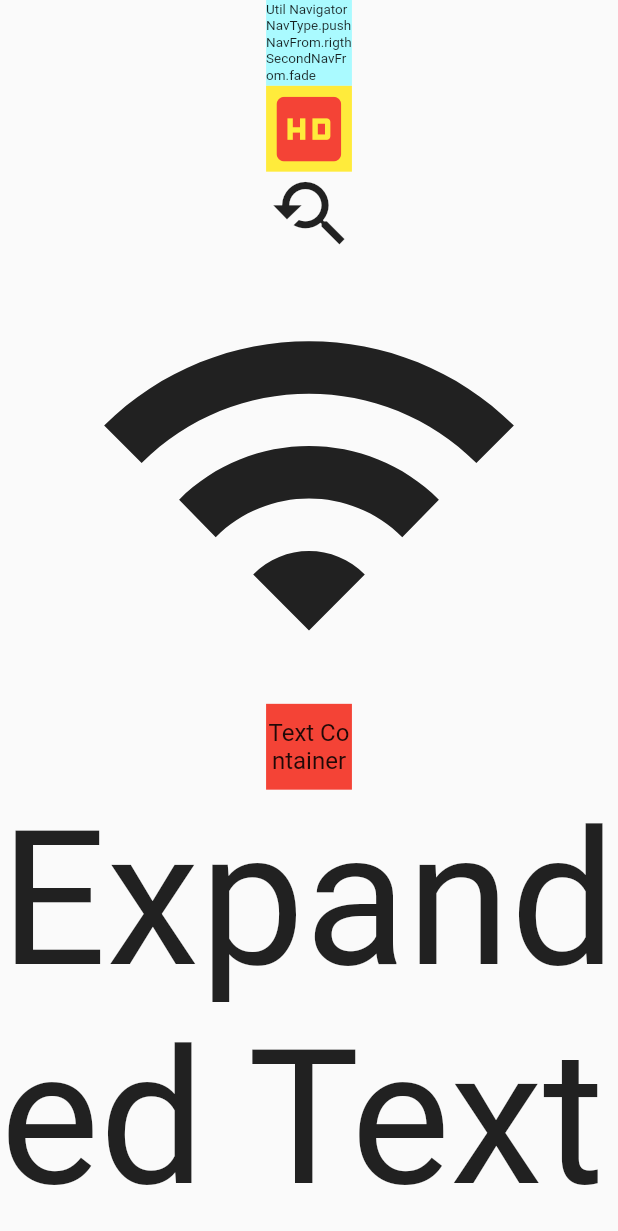
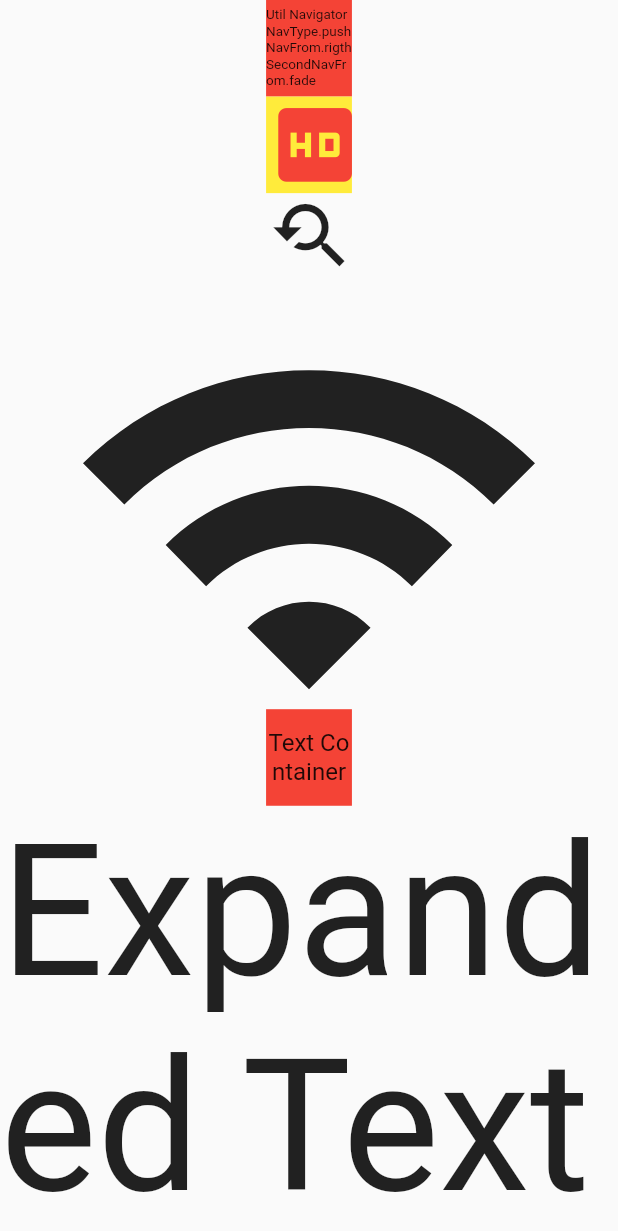
Before and after one commit to thize/simple_code, a Flutter app: the screen it shows after launch, on a phone screen of 412 x 824 dp. Shown: the top 1231 px of the screen. Run offline on Flutter 3.47's test engine with Material 2 defaults, Android fonts, the light colour scheme and no system bars.

Commit message:
update 2.0

```diff
--- a/example/lib/main.dart
+++ b/example/lib/main.dart
@@ -15,36 +15,35 @@ class Home extends StatelessWidget {
 class Page1 extends StatelessWidget {
   @override
   Widget build(BuildContext context) {
-    SimpleCode util = new SimpleCode(
-        context: context, heigthEmulator: 640, widthEmulator: 360);
+	setSc(context);
     return new Scaffold(
         body: Center(
       child: new Column(
         mainAxisAlignment: MainAxisAlignment.center,
         children: <Widget>[
-          navigator(util),
-          responsiveContainerWithExpandedIcon(util),
-          responsiveIcon(util),
-          expandedIcon(util),
-          responsiveContainerWithExpandedText(util),
-          expandedText(util),
+          mynavigator(),
+          responsiveContainerWithExpandedIcon(),
+          responsiveIcon(),
+          myexpandedIcon(),
+          responsiveContainerWithExpandedText(),
+          myexpandedText(),
         ],
       ),
     ));
   }
 
-  InkWell navigator(SimpleCode util) {
+  InkWell mynavigator() {
     return InkWell(
       child: Container(
-        height: util.size(50.0),
-        width: util.size(50.0),
+        height: hsz(50.0),
+        width: wsz(50.0),
         alignment: Alignment.center,
-        color: util.color("#aafaff"),
-        child: util.expandedText(new Text(
+        color: Colors.red,
+        child: expandedText(new Text(
             "Util Navigator\nNavType.push\nNavFrom.rigth\nSecondNavFrom.fade")),
       ),
       onTap: () {
-        util.navigator(
+        navigator(
           duration: Duration(milliseconds: 800),
           page: new Page2(),
           navFrom: NavFrom.rigth,
@@ -56,16 +55,16 @@ class Page1 extends StatelessWidget {
     );
   }
 
-  Expanded expandedText(SimpleCode responsive) =>
-      Expanded(child: responsive.expandedText(new Text("Expanded Text")));
+  Expanded myexpandedText() =>
+      Expanded(child: expandedText(new Text("Expanded Text")));
 
-  Container responsiveContainerWithExpandedText(SimpleCode responsive) {
+  Container responsiveContainerWithExpandedText() {
     return Container(
-      height: responsive.size(50.0),
-      width: responsive.size(50.0),
+      height: hsz(50.0),
+      width: wsz(50.0),
       color: Colors.red,
       alignment: Alignment.center,
-      child: responsive.expandedText(new Text(
+      child: expandedText(new Text(
         "Text Container",
         maxLines: 2,
         textAlign: TextAlign.center,
@@ -73,18 +72,18 @@ class Page1 extends StatelessWidget {
     );
   }
 
-  expandedIcon(SimpleCode responsive) =>
-      new Expanded(child: responsive.expandedIcon(new Icon(Icons.wifi)));
+  myexpandedIcon() =>
+      new Expanded(child: expandedIcon(new Icon(Icons.wifi)));
 
-  Icon responsiveIcon(SimpleCode responsive) =>
-      new Icon(Icons.youtube_searched_for, size: responsive.size(50.0));
+  Icon responsiveIcon() =>
+      new Icon(Icons.youtube_searched_for, size: sz(50.0));
 
-  Container responsiveContainerWithExpandedIcon(SimpleCode responsive) {
+  Container responsiveContainerWithExpandedIcon() {
     return new Container(
       color: Colors.yellow,
-      height: responsive.size(50.0),
-      width: responsive.size(50.0),
-      child: responsive.expandedIcon(new Icon(Icons.hd, color: Colors.red)),
+      height: hsz(50.0),
+      width: wsz(50.0),
+      child: expandedIcon(new Icon(Icons.hd, color: Colors.red)),
     );
   }
 }
@@ -92,14 +91,14 @@ class Page1 extends StatelessWidget {
 class Page2 extends StatelessWidget {
   @override
   Widget build(BuildContext context) {
-    SimpleCode util = new SimpleCode(context: context);
+    setSc(context);
     return Scaffold(
       backgroundColor: Colors.red,
       body: new Center(
         child: new FlatButton(
           child: new Text("pop"),
           onPressed: () {
-            util.navigator(navType: NavType.pop);
+            navigator(navType: NavType.pop);
           },
         ),
       ),
--- a/lib/autoSizeText/auto_size_text.dart
+++ b/lib/autoSizeText/auto_size_text.dart
@@ -5,12 +5,12 @@ part of simple_code;
 /// All size constraints as well as maxLines are taken into account. If the text
 /// overflows anyway, you should check if the parent widget actually constraints
 /// the size of this widget.
-class AutoSizeText extends StatefulWidget {
-  /// Creates a [AutoSizeText] widget.
+class _AutoSizeText extends StatefulWidget {
+  /// Creates a [_AutoSizeText] widget.
   ///
   /// If the [style] argument is null, the text will use the style from the
   /// closest enclosing [DefaultTextStyle].
-  const AutoSizeText(
+  const _AutoSizeText(
     this.data, {
     Key key,
     this.style,
@@ -31,12 +31,12 @@ class AutoSizeText extends StatefulWidget {
     this.maxLines,
     this.semanticsLabel,
   })  : assert(data != null,
-            'A non-null String must be provided to a AutoSizeText widget.'),
+            'A non-null String must be provided to a _AutoSizeText widget.'),
         textSpan = null,
         super(key: key);
 
-  /// Creates a [AutoSizeText] widget with a [TextSpan].
-  const AutoSizeText.rich(
+  /// Creates a [_AutoSizeText] widget with a [TextSpan].
+  const _AutoSizeText.rich(
     this.textSpan, {
     Key key,
     this.style,
@@ -57,7 +57,7 @@ class AutoSizeText extends StatefulWidget {
     this.maxLines,
     this.semanticsLabel,
   })  : assert(textSpan != null,
-            'A non-null TextSpan must be provided to a AutoSizeText.rich widget.'),
+            'A non-null TextSpan must be provided to a _AutoSizeText.rich widget.'),
         data = null,
         super(key: key);
 
@@ -119,11 +119,11 @@ class AutoSizeText extends StatefulWidget {
   /// **Important:** PresetFontSizes have to be in descending order.
   final List<double> presetFontSizes;
 
-  /// Synchronizes the size of multiple [AutoSizeText]s.
+  /// Synchronizes the size of multiple [_AutoSizeText]s.
   ///
-  /// If you want multiple [AutoSizeText]s to have the same text size, give all
+  /// If you want multiple [_AutoSizeText]s to have the same text size, give all
   /// of them the same [AutoSizeGroup] instance. All of them will have the
-  /// size of the smallest [AutoSizeText]
+  /// size of the smallest [_AutoSizeText]
   final AutoSizeGroup group;
 
   /// How the text should be aligned horizontally.
@@ -215,7 +215,7 @@ class AutoSizeText extends StatefulWidget {
   _AutoSizeTextState createState() => _AutoSizeTextState();
 }
 
-class _AutoSizeTextState extends State<AutoSizeText> {
+class _AutoSizeTextState extends State<_AutoSizeText> {
   @override
   initState() {
     super.initState();
@@ -226,7 +226,7 @@ class _AutoSizeTextState extends State<AutoSizeText> {
   }
 
   @override
-  void didUpdateWidget(AutoSizeText oldWidget) {
+  void didUpdateWidget(_AutoSizeText oldWidget) {
     super.didUpdateWidget(oldWidget);
 
     if (oldWidget.group != widget.group) {
@@ -245,7 +245,7 @@ class _AutoSizeTextState extends State<AutoSizeText> {
         style = defaultTextStyle.style.merge(widget.style);
       }
       if (style.fontSize == null) {
-        style = style.copyWith(fontSize: AutoSizeText._defaultFontSize);
+        style = style.copyWith(fontSize: _AutoSizeText._defaultFontSize);
       }
 
       var maxLines = widget.maxLines ?? defaultTextStyle.maxLines;
--- a/lib/class.dart
+++ b/lib/class.dart
@@ -1,14 +1,14 @@
 part of simple_code;
 
-class SimpleCode {
+class _SimpleCode {
   final BuildContext context;
   final double heigthEmulator;
   final double widthEmulator;
-  SimpleCode(
+  _SimpleCode(
       {@required this.context,
       this.heigthEmulator = 640.0,
       this.widthEmulator = 360.0});
-  expandedIcon(Icon icon,
+  _expandedIcon(Icon icon,
       {double maxSize = double.maxFinite, double minSize = 2.0}) {
     return new LayoutBuilder(
       builder: (BuildContext context, BoxConstraints constraints) {
@@ -24,17 +24,13 @@ class SimpleCode {
           key: icon.key,
           semanticLabel: icon.semanticLabel,
           textDirection: icon.textDirection,
-          size: size(
-            tamanho,
-            heigthEmu: MediaQuery.of(context).size.height,
-            widthEmu: MediaQuery.of(context).size.width,
-          ),
+          size: _size(tamanho),
         );
       },
     );
   }
 
-  Widget expandedText(
+  Widget _expandedText(
     Text textWidget, {
     AutoSizeGroup group,
     double maxFontSize = double.infinity,
@@ -48,7 +44,7 @@ class SimpleCode {
     if (textWidget.style != null) {
       textStyle = textStyle.merge(textWidget.style);
     }
-    return new AutoSizeText(
+    return new _AutoSizeText(
       textWidget.data,
       overflow: textWidget.overflow,
       key: textWidget.key,
@@ -71,20 +67,17 @@ class SimpleCode {
     );
   }
 
-  size(
-    double size, {
-    double heigthEmu,
-    double widthEmu,
-  }) {
-    if (heigthEmu == null) {
-      heigthEmu = heigthEmulator;
-    }
-    if (widthEmu == null) {
-      widthEmu = widthEmulator;
-    }
+  _size(double size, {bool w = false, bool h = false}) {
     try {
-      size = min((size / heigthEmu) * MediaQuery.of(context).size.height,
-          (size / widthEmu) * MediaQuery.of(context).size.width);
+      double sw = (size / widthEmulator) * MediaQuery.of(context).size.width;
+      double sh = (size / heigthEmulator) * MediaQuery.of(context).size.height;
+      if (w) {
+        size = sw;
+      } else if (h) {
+        size = sh;
+      } else {
+        size = min(sw, sh);
+      }
     } catch (error) {
       String erro = "";
       if (size == null) {
@@ -99,10 +92,6 @@ class SimpleCode {
       throw (erro);
     }
     return size;
-  }
-
-  color(var color) {
-    return _allColors(color);
   }
 
   navigator(
@@ -123,7 +112,7 @@ class SimpleCode {
     );
   }
 
-  RoutedPage route(
+  _RoutedPage route(
       {Duration duration,
       NavFrom navFrom = NavFrom.rigth,
       NavFrom secondNavFrom,
--- a/lib/hexColor.dart
+++ /dev/null
@@ -1,58 +0,0 @@
-part of simple_code;
-
-/// `Types Accepted:`
-/// 0xffffffff
-/// "ffffff"
-/// "#ffffff"
-/// "rgb(255, 255, 255)"
-/// "rgb(255, 255, 255,1.0)"
-
-_allColors(var cor) {
-  var res;
-  Color color = Color(0xffffff);
-  try {
-    if (cor is String) {
-      if (cor.contains("rgb") || cor.contains(",")) {
-        double opacity = 1.0;
-        int virg = 0;
-        for (int i = 0; i < cor.length; i++) {
-          if (cor[i] == ",") {
-            virg++;
-          }
-        }
-        var auxCor = cor;
-        auxCor = auxCor
-            .replaceRange(
-                0, auxCor.indexOf("(") == -1 ? 0 : auxCor.indexOf("(") + 1, "")
-            .replaceAll(" ", "")
-            .replaceAll(")", "");
-
-        int r = int.parse(
-            auxCor.replaceRange(auxCor.indexOf(","), auxCor.length, ""));
-        auxCor = auxCor.replaceRange(0, auxCor.indexOf(",") + 1, "");
-        int g = int.parse(
-            auxCor.replaceRange(auxCor.indexOf(","), auxCor.length, ""));
-        auxCor = auxCor.replaceRange(0, auxCor.indexOf(",") + 1, "");
-        int b;
-        if (virg == 2) {
-          opacity = 1.0;
-          b = int.parse(auxCor);
-        } else if (virg == 3) {
-          b = int.parse(
-              auxCor.replaceRange(auxCor.indexOf(","), auxCor.length, ""));
-          auxCor = auxCor.replaceRange(0, auxCor.indexOf(",") + 1, "");
-          opacity = double.parse(auxCor);
-        }
-        color = Color.fromRGBO(r, g, b, opacity);
-        return color;
-      }
-      res = cor.replaceFirst("#", "").replaceFirst("0xff", "");
-    } else if (cor is int) {
-      res = cor.toString().replaceAll("0xff", "");
-    }
-    color = Color(int.parse("0xff$res"));
-  } catch (e) {
-    throw ("$cor color does not exist");
-  }
-  return color;
-}
--- a/lib/navigator.dart
+++ b/lib/navigator.dart
@@ -32,14 +32,14 @@ _customNavigator(
       duration = new Duration(milliseconds: 300);
     }
     if (navType == NavType.push) {
-      Navigator.of(context).push(RoutedPage(
+      Navigator.of(context).push(_RoutedPage(
           page: page,
           duration: duration,
           navFrom: navFrom,
           secondNavFrom: secondNavFrom,
           curve: curve));
     } else if (navType == NavType.pushReplacement) {
-      Navigator.of(context).pushReplacement(RoutedPage(
+      Navigator.of(context).pushReplacement(_RoutedPage(
           page: page,
           duration: duration,
           navFrom: navFrom,
@@ -51,7 +51,7 @@ _customNavigator(
   }
 }
 
-RoutedPage _animatedRoute(
+_RoutedPage _animatedRoute(
   context, {
   Widget page,
   NavFrom navFrom = NavFrom.rigth,
@@ -62,7 +62,7 @@ RoutedPage _animatedRoute(
   if (duration == null) {
     duration = new Duration(milliseconds: 200);
   }
-  return RoutedPage(
+  return _RoutedPage(
       page: page,
       duration: duration,
       navFrom: navFrom,
@@ -70,14 +70,14 @@ RoutedPage _animatedRoute(
       curve: curve);
 }
 
-class RoutedPage extends PageRouteBuilder {
+class _RoutedPage extends PageRouteBuilder {
   final Widget page;
   final Duration duration;
   final NavFrom navFrom;
   final NavFrom secondNavFrom;
   final Curve curve;
 
-  RoutedPage(
+  _RoutedPage(
       {this.page, this.duration, this.navFrom, this.secondNavFrom, this.curve})
       : super(
           pageBuilder: (
--- a/lib/simple_code.dart
+++ b/lib/simple_code.dart
@@ -2,12 +2,75 @@ library simple_code;
 
 import 'dart:async';
 import 'dart:math';
-import 'package:flutter/cupertino.dart';
 import 'package:flutter/material.dart';
-import 'package:flutter/rendering.dart';
-import 'package:flutter/widgets.dart';
 part 'autoSizeText/auto_size_text.dart';
 part 'autoSizeText/auto_size_group.dart';
-part 'hexColor.dart';
 part 'class.dart';
 part 'navigator.dart';
+
+_SimpleCode _sc;
+
+void navigator(
+    {Duration duration,
+    NavFrom navFrom = NavFrom.rigth,
+    NavFrom secondNavFrom,
+    NavType navType = NavType.push,
+    Widget page,
+    Curve curves = Curves.linear}) {
+  _sc.navigator(
+      duration: duration,
+      navFrom: navFrom,
+      secondNavFrom: secondNavFrom,
+      navType: navType,
+      page: page,
+      curves: curves);
+}
+
+BuildContext get globalContext => _sc.context;
+
+double sz(double size) {
+  return _sc._size(size);
+}
+
+double wsz(double size) {
+  return _sc._size(size, w: true);
+}
+
+double hsz(double size) {
+  return _sc._size(size, h: true);
+}
+
+Widget expandedText(
+  Text textWidget, {
+  AutoSizeGroup group,
+  double maxFontSize = double.infinity,
+  double minFontSize = 6.0,
+  Widget overflowReplacement,
+  List<double> presetFontSizes,
+  double stepGranularity = 1,
+  bool wrapWords = true,
+}) {
+  return _sc._expandedText(
+    textWidget,
+    group: group,
+    maxFontSize: maxFontSize,
+    minFontSize: minFontSize,
+    overflowReplacement: overflowReplacement,
+    presetFontSizes: presetFontSizes,
+    stepGranularity: stepGranularity,
+    wrapWords: wrapWords,
+  );
+}
+
+Widget expandedIcon(Icon icon,
+    {double maxSize = double.maxFinite, double minSize = 2.0}) {
+  return _sc._expandedIcon(icon, maxSize: maxSize, minSize: minSize);
+}
+
+void setSc(BuildContext context,
+    {double heigthEmulator = 640.0, double widthEmulator = 360.0}) {
+  _sc = new _SimpleCode(
+      context: context,
+      heigthEmulator: heigthEmulator,
+      widthEmulator: widthEmulator);
+}
```
Also changed, not shown: pubspec.yaml (+1 -40 lines), example/pubspec.lock, pubspec.lock, 4 other files.
